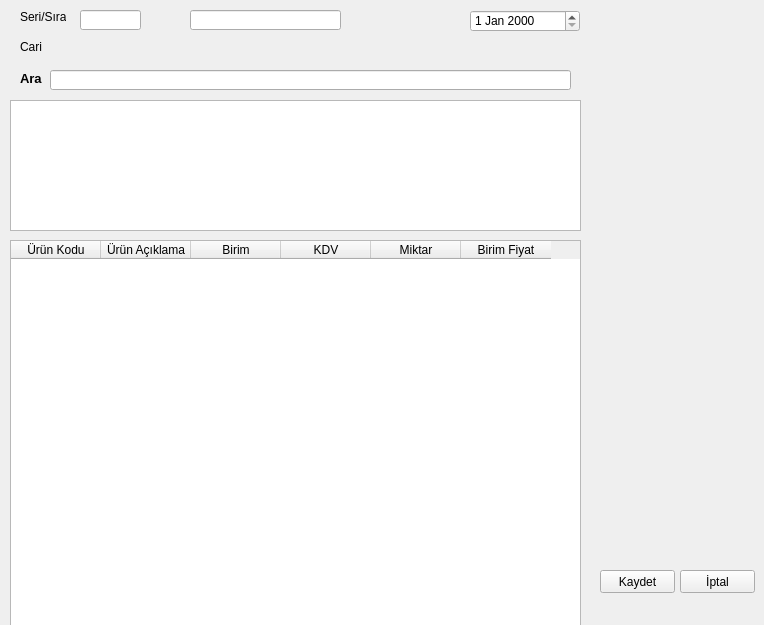
Above: fatura.ui from nerdogan/nenra before the change. Below: the same form after it.
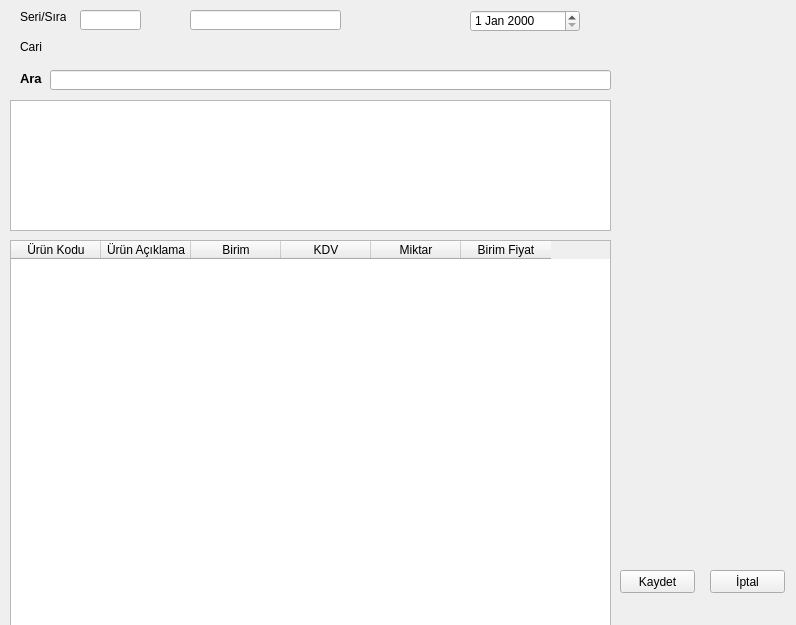
That is the form after the change.

Patch:
```diff
--- a/fatura.ui
+++ b/fatura.ui
@@ -6,7 +6,7 @@
    <rect>
     <x>0</x>
     <y>0</y>
-    <width>764</width>
+    <width>796</width>
     <height>625</height>
    </rect>
   </property>
@@ -41,7 +41,7 @@
     <rect>
      <x>50</x>
      <y>70</y>
-     <width>521</width>
+     <width>561</width>
      <height>20</height>
     </rect>
    </property>
@@ -87,7 +87,7 @@
     <rect>
      <x>10</x>
      <y>100</y>
-     <width>571</width>
+     <width>601</width>
      <height>131</height>
     </rect>
    </property>
@@ -125,7 +125,7 @@
     <rect>
      <x>10</x>
      <y>240</y>
-     <width>571</width>
+     <width>601</width>
      <height>391</height>
     </rect>
    </property>
@@ -175,7 +175,7 @@
   <widget class="QPushButton" name="pushButton">
    <property name="geometry">
     <rect>
-     <x>600</x>
+     <x>620</x>
      <y>570</y>
      <width>75</width>
      <height>23</height>
@@ -191,7 +191,7 @@
   <widget class="QPushButton" name="pushButton_2">
    <property name="geometry">
     <rect>
-     <x>680</x>
+     <x>710</x>
      <y>570</y>
      <width>75</width>
      <height>23</height>
@@ -253,10 +253,10 @@
   <widget class="QLabel" name="label_5">
    <property name="geometry">
     <rect>
-     <x>590</x>
-     <y>70</y>
-     <width>46</width>
-     <height>13</height>
+     <x>690</x>
+     <y>300</y>
+     <width>71</width>
+     <height>51</height>
     </rect>
    </property>
    <property name="text">
```
